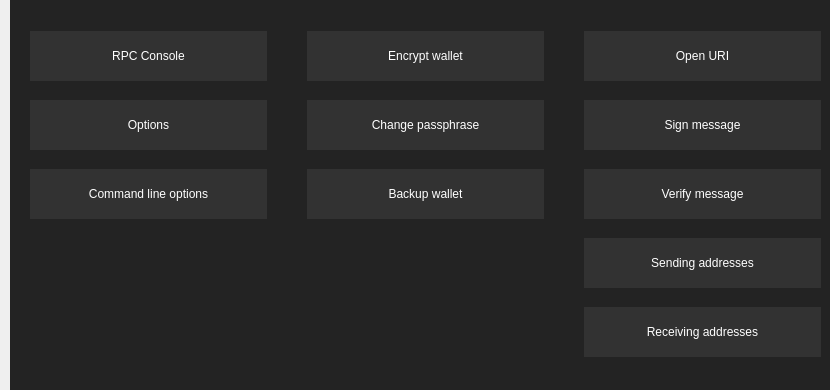
Old version of the form src/qt/forms/otherpage.ui in the repository tlc2/bitcredit-2.0.
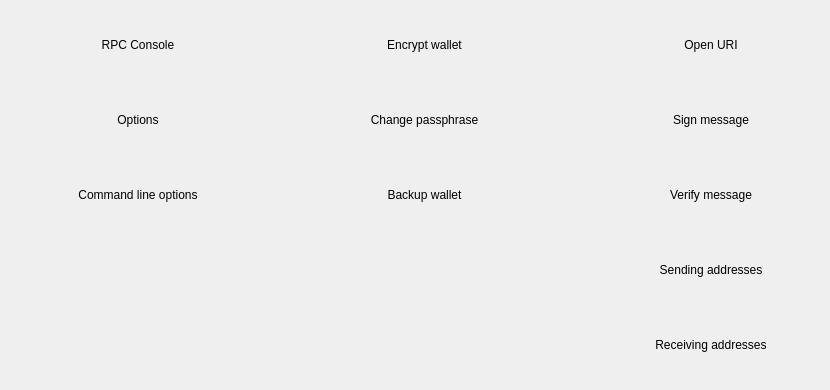
New version of the form.

Commit message: encrypt wallet button on other stuff page now functional

```diff
--- a/src/qt/forms/otherpage.ui
+++ b/src/qt/forms/otherpage.ui
@@ -19,36 +19,24 @@
   <property name="windowTitle">
    <string>Form</string>
   </property>
-  <widget class="QFrame" name="frame">
-   <property name="geometry">
-    <rect>
-     <x>10</x>
-     <y>0</y>
-     <width>830</width>
-     <height>390</height>
-    </rect>
-   </property>
    <property name="styleSheet">
-    <string notr="true">color: white; background: #232323; border: none;</string>
-   </property>
-   <property name="frameShape">
-    <enum>QFrame::StyledPanel</enum>
-   </property>
-   <property name="frameShadow">
-    <enum>QFrame::Raised</enum>
+   <string notr="true"/>
    </property>
    <widget class="QWidget" name="gridLayoutWidget">
     <property name="geometry">
      <rect>
-      <x>20</x>
-      <y>18</y>
-      <width>791</width>
-      <height>352</height>
+     <x>10</x>
+     <y>1</y>
+     <width>831</width>
+     <height>389</height>
      </rect>
     </property>
     <layout class="QGridLayout" name="gridLayout">
+    <property name="rightMargin">
+     <number>2</number>
+    </property>
      <property name="horizontalSpacing">
-      <number>40</number>
+     <number>30</number>
      </property>
      <item row="1" column="2">
       <widget class="QPushButton" name="bSignmessage">
@@ -65,11 +53,14 @@
         </size>
        </property>
        <property name="styleSheet">
-        <string notr="true">background-color: #323232;</string>
+       <string notr="true"/>
        </property>
        <property name="text">
         <string>Sign message</string>
        </property>
+      <property name="flat">
+       <bool>true</bool>
+      </property>
       </widget>
      </item>
      <item row="0" column="2">
@@ -81,11 +72,14 @@
         </size>
        </property>
        <property name="styleSheet">
-        <string notr="true">background-color: #323232;</string>
+       <string notr="true"/>
        </property>
        <property name="text">
         <string>Open URI</string>
        </property>
+      <property name="flat">
+       <bool>true</bool>
+      </property>
       </widget>
      </item>
      <item row="3" column="2">
@@ -97,11 +91,14 @@
         </size>
        </property>
        <property name="styleSheet">
-        <string notr="true">background-color: #323232;</string>
+       <string notr="true"/>
        </property>
        <property name="text">
         <string>Sending addresses</string>
        </property>
+      <property name="flat">
+       <bool>true</bool>
+      </property>
       </widget>
      </item>
      <item row="2" column="2">
@@ -119,11 +116,14 @@
         </size>
        </property>
        <property name="styleSheet">
-        <string notr="true">background-color: #323232;</string>
+       <string notr="true"/>
        </property>
        <property name="text">
         <string>Verify message</string>
        </property>
+      <property name="flat">
+       <bool>true</bool>
+      </property>
       </widget>
      </item>
      <item row="1" column="0">
@@ -135,11 +135,14 @@
         </size>
        </property>
        <property name="styleSheet">
-        <string notr="true">background-color: #323232;</string>
+       <string notr="true"/>
        </property>
        <property name="text">
         <string>Options</string>
        </property>
+      <property name="flat">
+       <bool>true</bool>
+      </property>
       </widget>
      </item>
      <item row="0" column="1">
@@ -151,11 +154,14 @@
         </size>
        </property>
        <property name="styleSheet">
-        <string notr="true">background-color: #323232;</string>
+       <string notr="true"/>
        </property>
        <property name="text">
         <string>Encrypt wallet</string>
        </property>
+      <property name="flat">
+       <bool>true</bool>
+      </property>
       </widget>
      </item>
      <item row="2" column="0">
@@ -167,11 +173,14 @@
         </size>
        </property>
        <property name="styleSheet">
-        <string notr="true">background-color: #323232;</string>
+       <string notr="true"/>
        </property>
        <property name="text">
         <string>Command line options</string>
        </property>
+      <property name="flat">
+       <bool>true</bool>
+      </property>
       </widget>
      </item>
      <item row="0" column="0">
@@ -183,11 +192,14 @@
         </size>
        </property>
        <property name="styleSheet">
-        <string notr="true">background-color: #323232;</string>
+       <string notr="true"/>
        </property>
        <property name="text">
         <string>RPC Console</string>
        </property>
+      <property name="flat">
+       <bool>true</bool>
+      </property>
       </widget>
      </item>
      <item row="4" column="2">
@@ -199,11 +211,14 @@
         </size>
        </property>
        <property name="styleSheet">
-        <string notr="true">background-color: #323232;</string>
+       <string notr="true"/>
        </property>
        <property name="text">
         <string>Receiving addresses</string>
        </property>
+      <property name="flat">
+       <bool>true</bool>
+      </property>
       </widget>
      </item>
      <item row="2" column="1">
@@ -215,11 +230,14 @@
         </size>
        </property>
        <property name="styleSheet">
-        <string notr="true">background-color: #323232;</string>
+       <string notr="true"/>
        </property>
        <property name="text">
         <string>Backup wallet</string>
        </property>
+      <property name="flat">
+       <bool>true</bool>
+      </property>
       </widget>
      </item>
      <item row="1" column="1">
@@ -231,15 +249,17 @@
         </size>
        </property>
        <property name="styleSheet">
-        <string notr="true">background-color: #323232;</string>
+       <string notr="true"/>
        </property>
        <property name="text">
         <string>Change passphrase</string>
        </property>
+      <property name="flat">
+       <bool>true</bool>
+      </property>
       </widget>
      </item>
     </layout>
-   </widget>
   </widget>
  </widget>
  <resources/>
```
Lines whose indentation alone changed are shown as unchanged. The commit also changes 6 other files.
